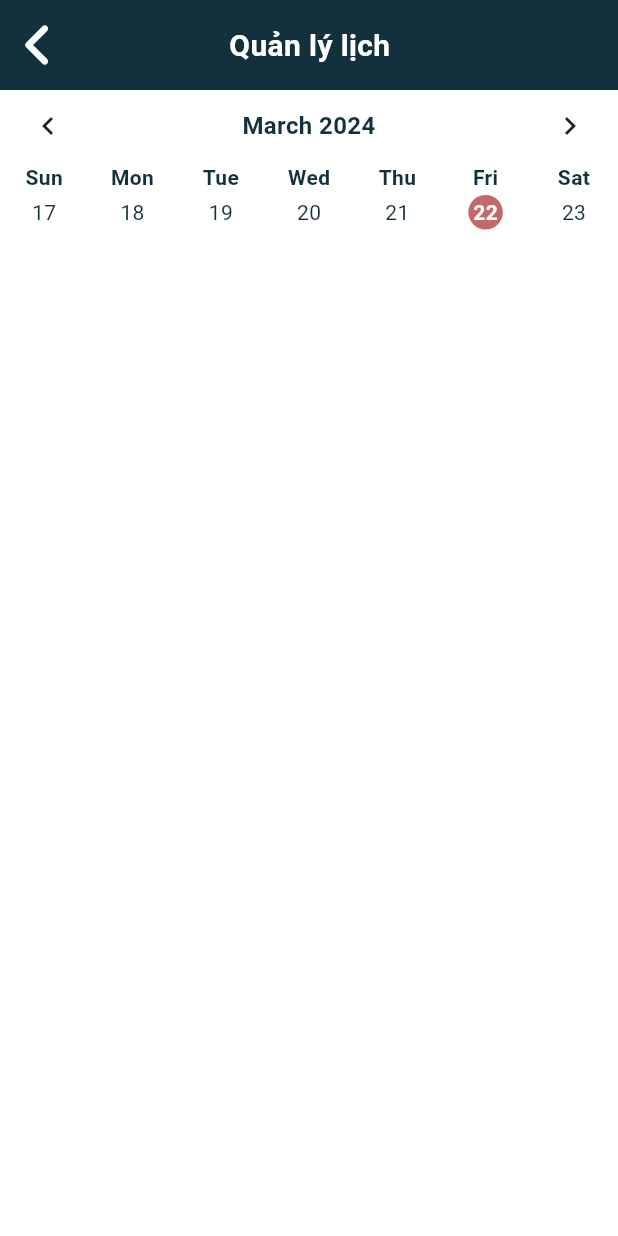
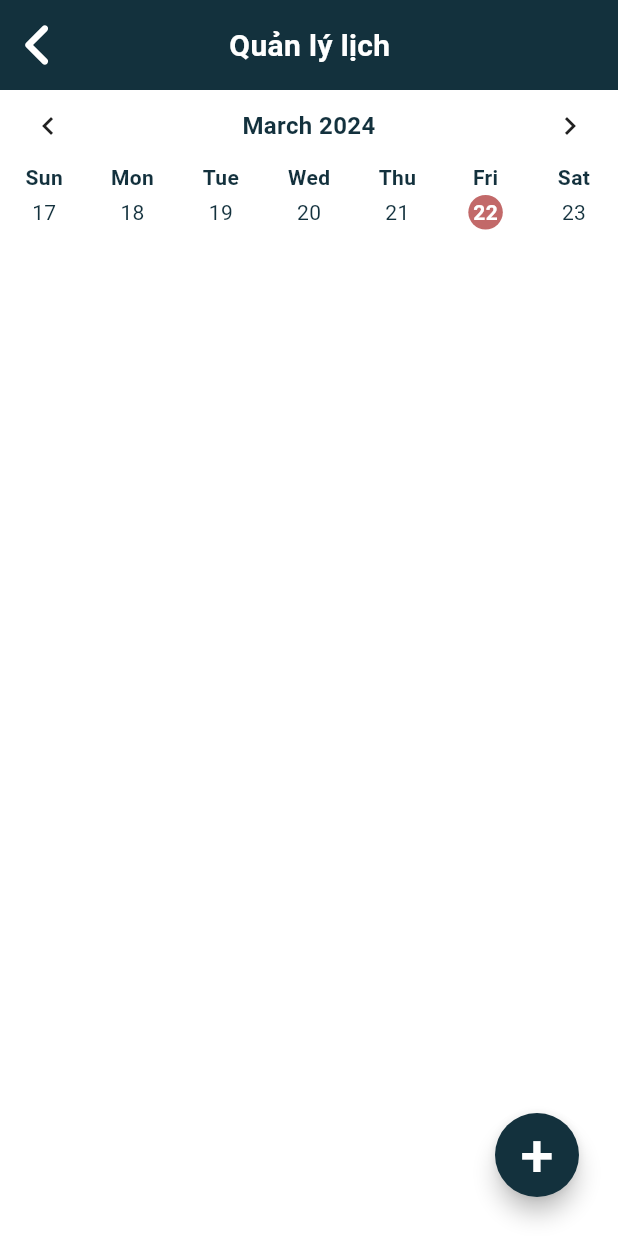
Before and after one commit to tungday/student-time-manager, a Flutter app: the TimeTableManage screen opened by its route, on a phone screen of 412 x 824 dp. Run offline on Flutter 3.47's test engine with Material 3 defaults, Android fonts, the phone set to English and light mode, and no system bars; drawn by our look-alikes of table_calendar; our stand-ins replace flutter_svg; generated files the repository leaves out were written again.

Commit message:
Push calander

```diff
--- a/schedule/lib/component/app_colors.dart
+++ b/schedule/lib/component/app_colors.dart
@@ -9,7 +9,4 @@ class AppColor{
   static const Color pinkColor1 = Color.fromRGBO(194, 105, 105, 1);
   static const Color pinkColor2 = Color.fromRGBO(255, 176, 169, 1);
   static const Color grayColor = Color.fromRGBO(217, 217, 217, 1);
-
-
-
 }
--- a/schedule/lib/main.dart
+++ b/schedule/lib/main.dart
@@ -3,7 +3,7 @@ import 'package:schedule/component/app_colors.dart';
 import 'package:schedule/screen/time_table/home_page.dart';
 import 'package:flutter_localizations/flutter_localizations.dart';
 import 'package:flutter_gen/gen_l10n/app_localizations.dart';
-import 'package:schedule/screen/time_table/time_tables_manage.dart';
+import 'package:schedule/screen/time_table/schedule_manage.dart';
 
 void main() async {
   runApp(const MyApp());
--- /dev/null
+++ b/schedule/lib/models/schedule_info.dart
@@ -0,0 +1,17 @@
+class ScheduleInfo {
+  ScheduleInfo(
+      {String? subject,
+      String? teacher,
+      String? room,
+      DateTime? time})
+      : _subject = subject,
+        _teacher = teacher,
+        _room = room,
+        _time = time
+  ;
+  final String? _subject;
+  final String? _teacher;
+  final String? _room;
+  final DateTime? _time;
+  get subject => _subject;
+}
--- a/schedule/lib/screen/drawer_nav/main_drawer.dart
+++ b/schedule/lib/screen/drawer_nav/main_drawer.dart
@@ -1,8 +1,4 @@
-import 'dart:ffi';
-
-import 'package:flutter/cupertino.dart';
 import 'package:flutter/material.dart';
-import 'package:flutter/widgets.dart';
 import 'package:flutter_svg/flutter_svg.dart';
 import 'package:schedule/component/app_colors.dart';
 import 'package:flutter_gen/gen_l10n/app_localizations.dart';
--- /dev/null
+++ b/schedule/lib/screen/time_table/schedule_manage.dart
@@ -0,0 +1,233 @@
+import 'package:flutter/cupertino.dart';
+import 'package:flutter/foundation.dart';
+import 'package:flutter/material.dart';
+import 'package:flutter/painting.dart';
+import 'package:flutter/widgets.dart';
+import 'package:flutter_svg/flutter_svg.dart';
+import 'package:schedule/component/app_colors.dart';
+import 'package:flutter_gen/gen_l10n/app_localizations.dart';
+import 'package:schedule/component/schedule_item.dart';
+import 'package:schedule/models/schedule_info.dart';
+import 'package:table_calendar/table_calendar.dart';
+
+class TimeTableManage extends StatefulWidget {
+  const TimeTableManage({Key? key}) : super(key: key);
+
+  @override
+  State<TimeTableManage> createState() => _TimeTableManageState();
+}
+
+class _TimeTableManageState extends State<TimeTableManage> {
+  DateTime _selectedDay = DateTime.utc(DateTime.now().year, DateTime.now().month, DateTime.now().day);
+  final DateTime _focusDay = DateTime.now();
+  CalendarFormat _calendarFormat = CalendarFormat.week;
+  final Map<DateTime, List<ScheduleInfo>> _schedules = {};
+  late final ValueNotifier<List<ScheduleInfo>> _selectedEvent;
+  final TextEditingController _eventController = TextEditingController();
+
+  @override
+  void initState() {
+    // TODO: implement initState
+    super.initState();
+    _selectedEvent = ValueNotifier(_getEventForDay(_selectedDay));
+    // print("===< EVENTS: ${_selectedEvent.value} >===");
+  }
+
+  @override
+  void dispose() {
+    // TODO: implement dispose
+    super.dispose();
+    print("=== Dispose ===");
+  }
+
+  List<ScheduleInfo> _getEventForDay(DateTime day) {
+    return _schedules[day] ?? [];
+  }
+
+  @override
+  Widget build(BuildContext context) {
+    return Scaffold(
+      body: SafeArea(
+        child: Container(
+          color: Colors.white,
+          height: double.infinity,
+          child: Column(
+            children: [
+              Container(
+                height: 60,
+                color: AppColor.bluePrimaryColor1,
+                child: Row(
+                  children: [
+                    // const Padding(padding: EdgeInsets.only(left: 5)),
+                    IconButton(
+                        onPressed: () => {Navigator.pop(context)},
+                        icon: SvgPicture.asset(
+                          "assets/angle_left_ic.svg",
+                          width: 35,
+                          height: 35,
+                          colorFilter: const ColorFilter.mode(
+                              Colors.white, BlendMode.srcIn),
+                        )),
+                    const Spacer(),
+                    Center(
+                      child: Text(AppLocalizations.of(context)!.scheduleManage,
+                          style: const TextStyle(
+                              color: Colors.white,
+                              fontSize: 20,
+                              height: 1,
+                              fontWeight: FontWeight.w600)),
+                    ),
+                    const Spacer(),
+                    const SizedBox(
+                      width: 50,
+                    )
+                  ],
+                ),
+              ),
+              Expanded(
+                  child: Column(
+                  children: [
+                    Container(
+                      child: TableCalendar(
+                        rowHeight: 35,
+                        firstDay: DateTime.utc(2010, 10, 16),
+                        lastDay: DateTime.utc(2030, 3, 14),
+                        focusedDay: _focusDay,
+                        eventLoader: _getEventForDay,
+                        selectedDayPredicate: (day) {
+                          return isSameDay(_selectedDay, day);
+                        },
+                        onDaySelected: (selectedDay, focusedDay) {
+                          setState(() {
+                            print("===< EVENTS 1: ${_getEventForDay(selectedDay)} >===");
+
+                            print("***** SelectedDay: ${selectedDay}");
+                            print("***** _SelectedDay: ${_selectedDay}");
+                            _selectedDay = selectedDay;
+                            _calendarFormat = CalendarFormat.week;
+                            _selectedEvent.value = _getEventForDay(_selectedDay);
+                            print("===< EVENTS 2: ${_getEventForDay(selectedDay)} >===");
+
+                          });
+                        },
+                        calendarFormat: _calendarFormat,
+                        onFormatChanged: (format) {
+                          setState(() {
+                            if (_calendarFormat == CalendarFormat.week) {
+                              _calendarFormat = CalendarFormat.month;
+                            } else {
+                              _calendarFormat = CalendarFormat.week;
+                            }
+                          });
+                        },
+                        daysOfWeekStyle: const DaysOfWeekStyle(
+                            weekdayStyle: TextStyle(
+                                fontWeight: FontWeight.w600,
+                                color: AppColor.bluePrimaryColor1),
+                            weekendStyle: TextStyle(
+                                fontWeight: FontWeight.w600,
+                                color: AppColor.bluePrimaryColor1)),
+                        calendarStyle: const CalendarStyle(
+                            todayTextStyle: TextStyle(
+                                fontWeight: FontWeight.w600, color: Colors.white),
+                            selectedTextStyle: TextStyle(
+                                fontWeight: FontWeight.w600, color: Colors.white),
+                            defaultTextStyle:
+                                TextStyle(color: AppColor.bluePrimaryColor1),
+                            weekendTextStyle:
+                                TextStyle(color: AppColor.bluePrimaryColor1),
+                            todayDecoration: BoxDecoration(
+                                color: AppColor.pinkColor2,
+                                shape: BoxShape.circle),
+                            selectedDecoration: BoxDecoration(
+                              color: AppColor.pinkColor1,
+                              shape: BoxShape.circle,
+                            )),
+                        headerStyle: const HeaderStyle(
+                            titleCentered: true,
+                            formatButtonVisible: false,
+                            titleTextStyle: TextStyle(
+                                color: AppColor.bluePrimaryColor1,
+                                fontWeight: FontWeight.w600,
+                                fontSize: 16),
+                            headerMargin: EdgeInsets.only(bottom: 0),
+                            headerPadding: EdgeInsets.all(0)),
+                      ),
+                    ),
+                    const SizedBox(
+                      height: 10,
+                    ),
+                    Expanded(
+                      child: ValueListenableBuilder<List<ScheduleInfo>>(
+                          valueListenable: _selectedEvent,
+                          builder: (context, value, _) {
+                            return ListView.builder(
+                                itemCount: value.length,
+                                itemBuilder: (context, index) {
+                                  return ScheduleItem(
+                                    text: value[index].subject,
+                                    subject: "Lap Trinh HDT",
+                                    teacher: "Nguyen Hoang Anh",
+                                    room: "203-A3",
+                                    fontSize: 15,
+                                    timeIn: '08:00',
+                                    timeOut: '10:00',
+                                    isNow: false,
+                                    isAction: true,
+                                    isPractice: true,
+                                  );
+                                });
+                          }),
+                    )
+                  ],
+              ))
+            ],
+          ),
+        ),
+      ),
+
+      floatingActionButton: Container(
+        margin: const EdgeInsets.all(10),
+        child: FloatingActionButton(
+          shape:
+              RoundedRectangleBorder(borderRadius: BorderRadius.circular(100)),
+          backgroundColor: AppColor.bluePrimaryColor1,
+          onPressed: () => {
+            showDialog(
+                context: context,
+                builder: (context) {
+                  return AlertDialog(
+                    scrollable: true,
+                    title: Text("Them Moi Lich Hoc"),
+                    content: Padding(
+                      padding: EdgeInsets.all(10),
+                      child: TextField(
+                        controller: _eventController,
+                      ),
+                    ),
+                    actions: [
+                      ElevatedButton(
+                          onPressed: () {
+                            Navigator.of(context).pop();
+                            final newEvent = ScheduleInfo(subject: _eventController.text);
+                            if (!_schedules.containsKey(_selectedDay)) {
+                              _schedules[_selectedDay] = [];
+                            }
+                            _schedules[_selectedDay]!.add(newEvent);
+                            final updatedEvents = _getEventForDay(_selectedDay);
+                            _selectedEvent.value = updatedEvents.toList();
+                            print("===< EVENTS: ${_selectedEvent.value} >===");
+
+                          },
+                          child: Text("Save"))
+                    ],
+                  );
+                })
+          },
+          child: const Text("+",
+              style: TextStyle(color: Colors.white, fontSize: 40)),
+        ),
+      ),
+    );
+  }
+}
--- a/schedule/lib/screen/time_table/time_tables_manage.dart
+++ /dev/null
@@ -1,64 +0,0 @@
-import 'package:flutter/cupertino.dart';
-import 'package:flutter/material.dart';
-import 'package:flutter_svg/flutter_svg.dart';
-import 'package:schedule/component/app_colors.dart';
-import 'package:schedule/component/calendar/week_selected.dart';
-import 'package:flutter_gen/gen_l10n/app_localizations.dart';
-
-
-class TimeTableManage extends StatefulWidget {
-  const TimeTableManage({Key? key}) : super(key: key);
-
-  @override
-  State<TimeTableManage> createState() => _TimeTableManageState();
-}
-
-class _TimeTableManageState extends State<TimeTableManage> {
-  @override
-  Widget build(BuildContext context) {
-    return Scaffold(
-      body: SafeArea(
-        child: Container(
-          color: Colors.white,
-          height: double.infinity,
-          child: Column(
-            children: [
-              Container(
-                height: 60,
-                color: AppColor.bluePrimaryColor1,
-                child: Row(
-                  children: [
-                    // const Padding(padding: EdgeInsets.only(left: 5)),
-                    IconButton(
-                        onPressed: () => {Navigator.pop(context)},
-                        icon: SvgPicture.asset(
-                          "assets/angle_left_ic.svg",
-                          width: 35,
-                          height: 35,
-                          colorFilter: const ColorFilter.mode(
-                              Colors.white, BlendMode.srcIn),
-                        )),
-                    const Spacer(),
-                     Center(
-                      child: Text(AppLocalizations.of(context)!.scheduleManage ,
-                          style: const TextStyle(
-                              color: Colors.white,
-                              fontSize: 20,
-                              height: 1,
-                              fontWeight: FontWeight.w600)),
-                    ),
-                    const Spacer(),
-                    const SizedBox(
-                      width: 50,
-                    )
-                  ],
-                ),
-              ),
-              WeekSelected()
-            ],
-          ),
-        ),
-      ),
-    );
-  }
-}
--- a/schedule/pubspec.yaml
+++ b/schedule/pubspec.yaml
@@ -40,6 +40,7 @@ dependencies:
   table_calendar: any
   flutter_localizations:
     sdk: flutter
+  popover: ^0.3.0
 
 dev_dependencies:
   flutter_test:
```
Also changed, not shown: schedule/lib/component/calendar/week_selected.dart (+25 -4 lines), schedule/lib/component/schedule_item.dart (+59 -20 lines), schedule/lib/screen/time_table/home_page.dart (+23 -15 lines), schedule/lib/screen/time_table/schedule.dart (+7 -3 lines), schedule/lib/screen/time_table/time_table.dart (+5 -4 lines), schedule/pubspec.lock.
